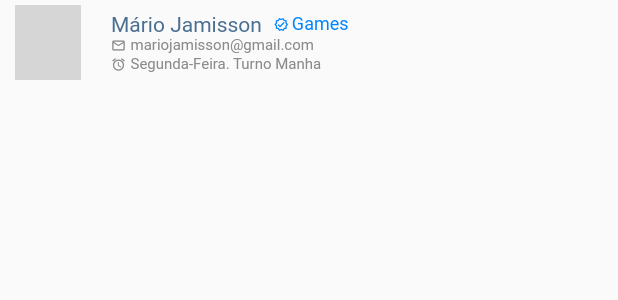
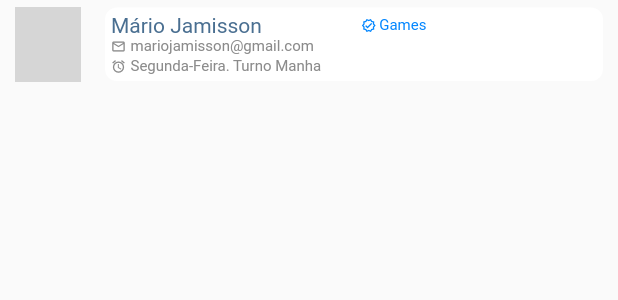
Before and after one commit to LAMPI-Oficial/Easy-Flow, a Flutter app: the TileRepresentativeWidget widget shown alone on an empty page, opened directly with sample values from the repository, on a phone screen of 412 x 824 dp. Shown: the top 300 px of the screen. Run offline on Flutter 3.47's test engine with Material 2 defaults, Android fonts, the phone set to English and light mode, and no system bars; drawn by our look-alikes of auto_size_text; our stand-ins replace expandable_text, get, result_dart; missing offline and left inert: stylish_dialog; accounts and stored records are empty; network calls fail; Roboto replaces fonts that are missing (Segoe UI); grey boxes are pictures that could not be loaded.

Commit message:
FE.1.5 Alterações finais

```diff
--- a/lib/layers/modules/home/widgets/tite_representative.dart
+++ b/lib/layers/modules/home/widgets/tite_representative.dart
@@ -29,38 +29,54 @@ class TileRepresentativeWidget extends StatelessWidget {
           ),
         ),
       ),
-      title: Container(
-        decoration: BoxDecoration(borderRadius: BorderRadius.circular(8)),
+      title: Card(
+        elevation: 0,
+        margin: const EdgeInsets.symmetric(vertical: 1),
+        shape: RoundedRectangleBorder(
+          borderRadius: BorderRadius.circular(
+            8,
+          ),
+        ),
+        child: Container(
           margin: const EdgeInsets.symmetric(horizontal: 4, vertical: 4),
           child: Column(
-          crossAxisAlignment: CrossAxisAlignment.start,
+            crossAxisAlignment: CrossAxisAlignment.stretch,
             mainAxisSize: MainAxisSize.min,
             children: [
               Row(
                 mainAxisSize: MainAxisSize.min,
                 mainAxisAlignment: MainAxisAlignment.start,
                 children: [
-                AutoSizeText(
+                  SizedBox(
+                    width: MediaQuery.of(context).size.width * 0.4,
+                    child: AutoSizeText(
                       representative.name,
                       maxLines: 1,
                       maxFontSize: 14,
                       style: const TextStyle(
                           fontSize: 14,
-                      // overflow: TextOverflow.ellipsis,
+                          overflow: TextOverflow.ellipsis,
                           color: Color(
                             0xFF4A6F91,
                           ),
                           fontFamily: 'Segoe UI'),
                     ),
+                  ),
+                  Expanded(
+                    child: Row(
+                      children: [
                         const Padding(
-                  padding: EdgeInsets.only(left: 8.0, right: 2),
+                          padding: EdgeInsets.only(left: 2, right: 2),
                           child: Icon(
                             Icons.verified_outlined,
                             size: 10,
                             color: Color(0xFF0085FF),
                           ),
                         ),
-                AutoSizeText(
+                        Expanded(
+                          child: SizedBox(
+                            width: MediaQuery.of(context).size.width * 0.15,
+                            child: Text(
                               representative.area,
                               style: const TextStyle(
                                 fontSize: 10,
@@ -69,8 +85,11 @@ class TileRepresentativeWidget extends StatelessWidget {
                                 overflow: TextOverflow.ellipsis,
                               ),
                             ),
-
-                // const Spacer()
+                          ),
+                        ),
+                      ],
+                    ),
+                  ),
                 ],
               ),
               Padding(
@@ -87,6 +106,7 @@ class TileRepresentativeWidget extends StatelessWidget {
             ],
           ),
         ),
+      ),
     );
   }
 }
```
Lines whose indentation alone changed are shown as unchanged.
